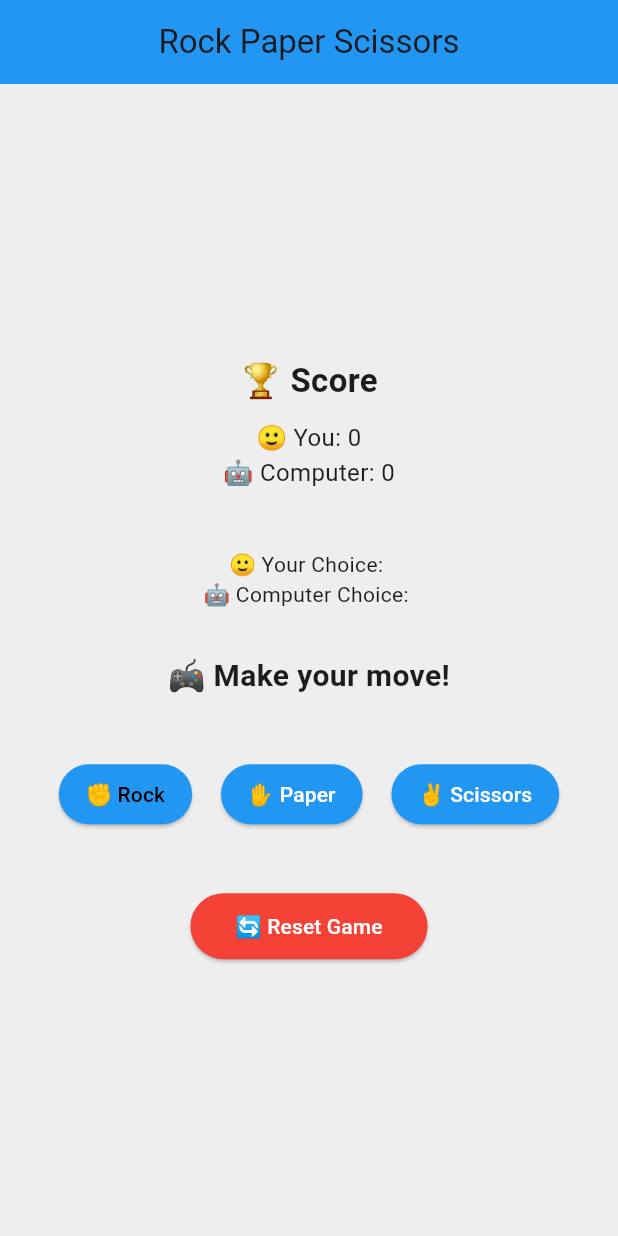
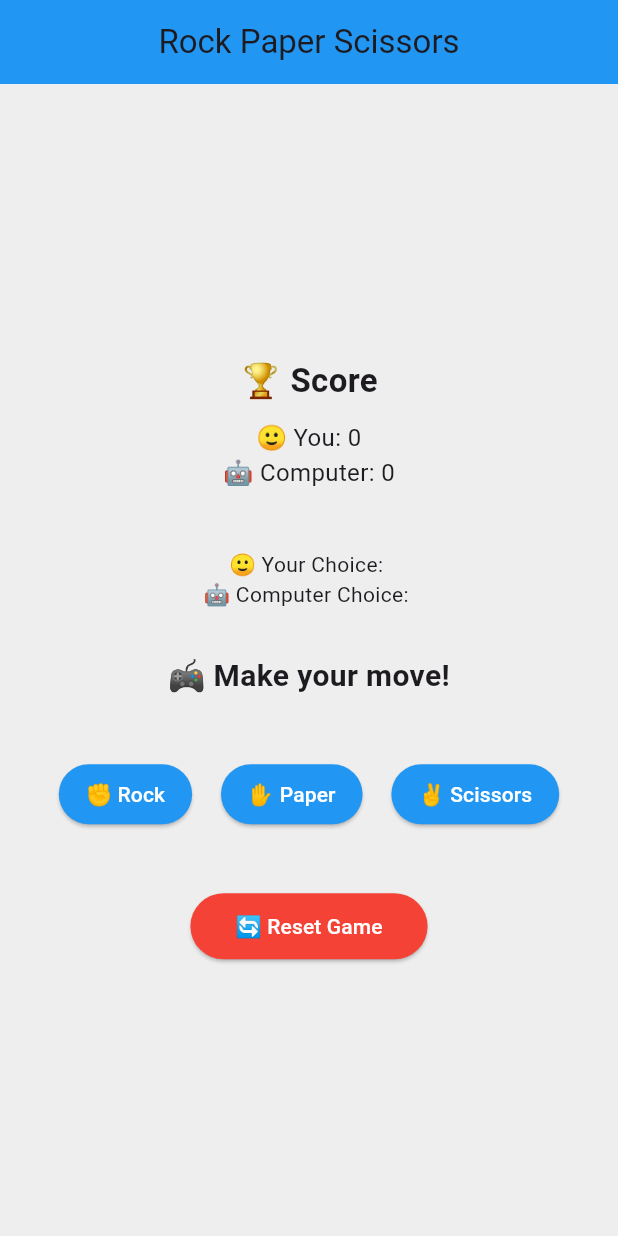
Before and after one commit to KTharushi11/rps_game, a Flutter app: the screen it shows after launch, on a phone screen of 412 x 824 dp. Run offline on Flutter 3.47's test engine with Material 3 defaults, Android fonts, the phone set to English and light mode, and no system bars; our stand-ins replace device_preview.

Commit message:
Update main.dart

```diff
--- a/lib/main.dart
+++ b/lib/main.dart
@@ -145,7 +145,7 @@ class _RockPaperScissorsState extends State<RockPaperScissors> {
                   ElevatedButton(
                     style: ElevatedButton.styleFrom(
                       backgroundColor: Colors.blue,
-                      foregroundColor: const Color.fromARGB(255, 0, 0, 0),
+                      foregroundColor: const Color.fromARGB(255, 255, 255, 255),
                       padding: const EdgeInsets.symmetric(
                         horizontal: 18,
                         vertical: 10,
```
